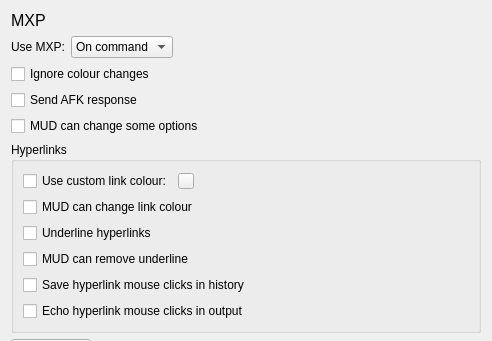
The window that smushclient-qt/cpp/ui/prefs/mxp.ui (jnbooth/smushclient) describes before a commit, drawn with Qt 5; both pictures show x 0 to 492 and y 0 to 341 of the 492 by 531 pixel window.
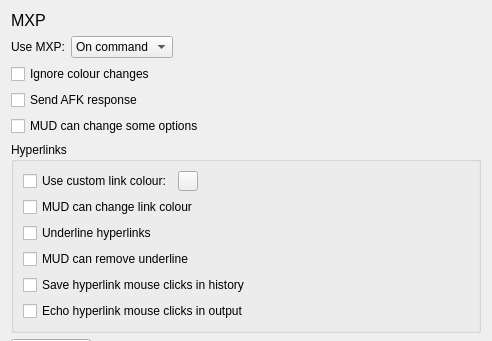
The same window after the commit. Icons and pictures are not drawn. Custom widgets are drawn as their Qt base class.

```diff
--- a/smushclient-qt/cpp/ui/prefs/mxp.ui
+++ b/smushclient-qt/cpp/ui/prefs/mxp.ui
@@ -113,8 +113,8 @@
          <widget class="ColorPickerButton" name="HyperlinkColor">
           <property name="maximumSize">
            <size>
-            <width>16</width>
-            <height>16</height>
+            <width>20</width>
+            <height>20</height>
            </size>
           </property>
          </widget>
```
